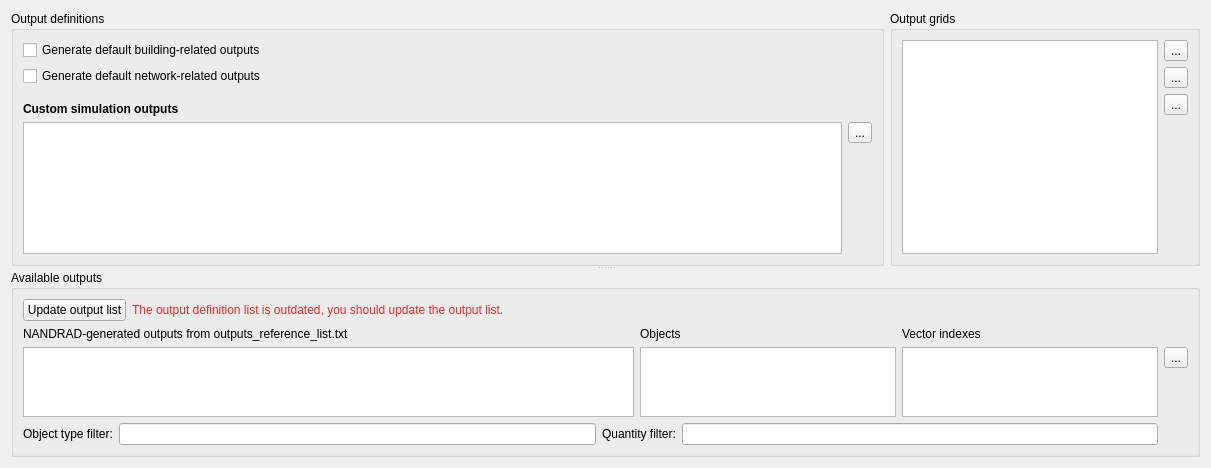
Above: SIM-VICUS/src/SVSimulationOutputOptions.ui from ghorwin/SIM-VICUS before the change. Below: the same form after it.
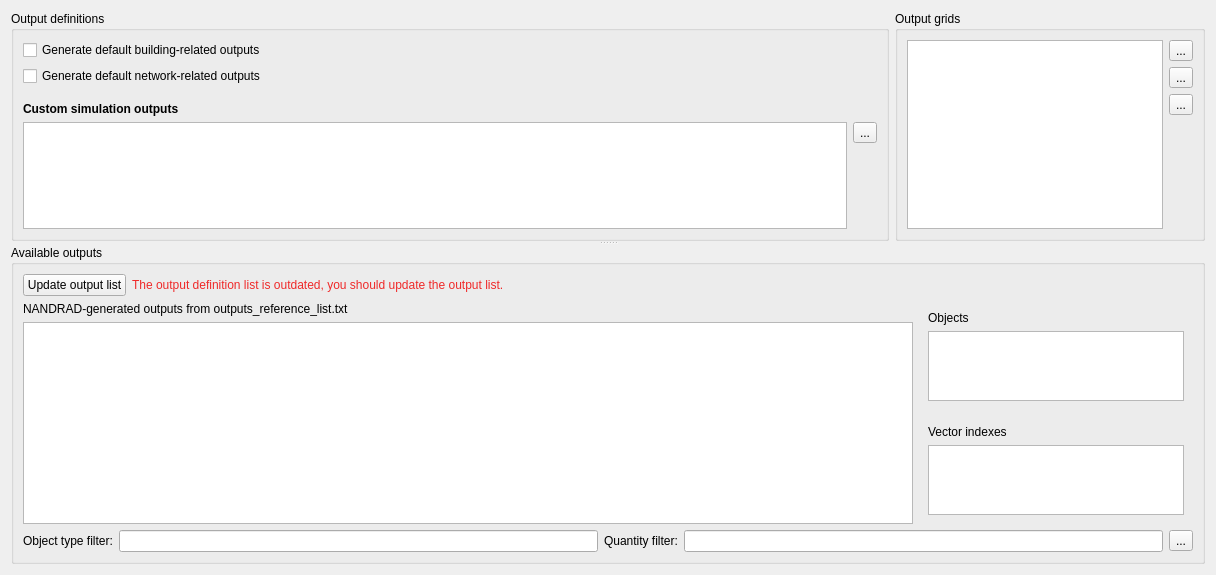
That is the form after the change. Icons and pictures are not drawn.

The edit to the form file:
```diff
--- a/SIM-VICUS/src/SVSimulationOutputOptions.ui
+++ b/SIM-VICUS/src/SVSimulationOutputOptions.ui
@@ -6,8 +6,8 @@
    <rect>
     <x>0</x>
     <y>0</y>
-    <width>1211</width>
-    <height>468</height>
+    <width>1216</width>
+    <height>575</height>
    </rect>
   </property>
   <property name="windowTitle">
@@ -217,8 +217,8 @@
       <property name="title">
        <string>Available outputs</string>
       </property>
-      <layout class="QGridLayout" name="gridLayout_3" columnstretch="1,0,0,0">
-       <item row="0" column="0" colspan="4">
+      <layout class="QGridLayout" name="gridLayout_3" columnstretch="1,0">
+       <item row="0" column="0" colspan="2">
         <layout class="QHBoxLayout" name="horizontalLayout">
          <item>
           <widget class="QPushButton" name="pushButtonUpdateOutputList">
@@ -296,13 +296,30 @@
         </layout>
        </item>
        <item row="1" column="0">
+        <layout class="QVBoxLayout" name="verticalLayout_4">
+         <item>
         <widget class="QLabel" name="label_2">
          <property name="text">
           <string>NANDRAD-generated outputs from outputs_reference_list.txt</string>
          </property>
         </widget>
        </item>
-       <item row="1" column="1" rowspan="2">
+         <item>
+          <widget class="QTableView" name="tableViewAvailableOutputs">
+           <property name="selectionMode">
+            <enum>QAbstractItemView::SingleSelection</enum>
+           </property>
+           <property name="selectionBehavior">
+            <enum>QAbstractItemView::SelectRows</enum>
+           </property>
+          </widget>
+         </item>
+        </layout>
+       </item>
+       <item row="1" column="1">
+        <layout class="QVBoxLayout" name="verticalLayout_2">
+         <item>
+          <widget class="QWidget" name="widgetObjects" native="true">
         <layout class="QVBoxLayout" name="verticalLayout">
          <item>
           <widget class="QLabel" name="label_4">
@@ -319,9 +336,11 @@
           </widget>
          </item>
         </layout>
-       </item>
-       <item row="1" column="2" rowspan="2">
-        <layout class="QVBoxLayout" name="verticalLayout_2">
+          </widget>
+         </item>
+         <item>
+          <widget class="QWidget" name="widgetVectorIDs" native="true">
+           <layout class="QVBoxLayout" name="verticalLayout_5">
          <item>
           <widget class="QLabel" name="label_5">
            <property name="text">
@@ -337,52 +356,11 @@
           </widget>
          </item>
         </layout>
-       </item>
-       <item row="2" column="0">
-        <widget class="QTableView" name="tableViewAvailableOutputs">
-         <property name="selectionMode">
-          <enum>QAbstractItemView::SingleSelection</enum>
-         </property>
-         <property name="selectionBehavior">
-          <enum>QAbstractItemView::SelectRows</enum>
-         </property>
-        </widget>
-       </item>
-       <item row="2" column="3">
-        <layout class="QVBoxLayout" name="verticalLayout_3">
-         <item>
-          <widget class="QToolButton" name="toolButtonAddDefinition">
-           <property name="text">
-            <string>...</string>
-           </property>
-           <property name="icon">
-            <iconset resource="../resources/SIM-VICUS.qrc">
-             <normaloff>:/gfx/actions/24x24/plus.png</normaloff>:/gfx/actions/24x24/plus.png</iconset>
-           </property>
-           <property name="iconSize">
-            <size>
-             <width>24</width>
-             <height>24</height>
-            </size>
-           </property>
-          </widget>
-         </item>
-         <item>
-          <spacer name="verticalSpacer_3">
-           <property name="orientation">
-            <enum>Qt::Vertical</enum>
-           </property>
-           <property name="sizeHint" stdset="0">
-            <size>
-             <width>20</width>
-             <height>131</height>
-            </size>
-           </property>
-          </spacer>
+          </widget>
          </item>
         </layout>
        </item>
-       <item row="3" column="0" colspan="3">
+       <item row="2" column="0" colspan="2">
         <layout class="QHBoxLayout" name="horizontalLayout_2">
          <item>
           <widget class="QLabel" name="label">
@@ -404,6 +382,23 @@
          <item>
           <widget class="QLineEdit" name="lineEditQuantity"/>
          </item>
+         <item>
+          <widget class="QToolButton" name="toolButtonAddDefinition">
+           <property name="text">
+            <string>...</string>
+           </property>
+           <property name="icon">
+            <iconset resource="../resources/SIM-VICUS.qrc">
+             <normaloff>:/gfx/actions/24x24/plus.png</normaloff>:/gfx/actions/24x24/plus.png</iconset>
+           </property>
+           <property name="iconSize">
+            <size>
+             <width>24</width>
+             <height>24</height>
+            </size>
+           </property>
+          </widget>
+         </item>
         </layout>
        </item>
       </layout>
```
Lines whose indentation alone changed are shown as unchanged.
